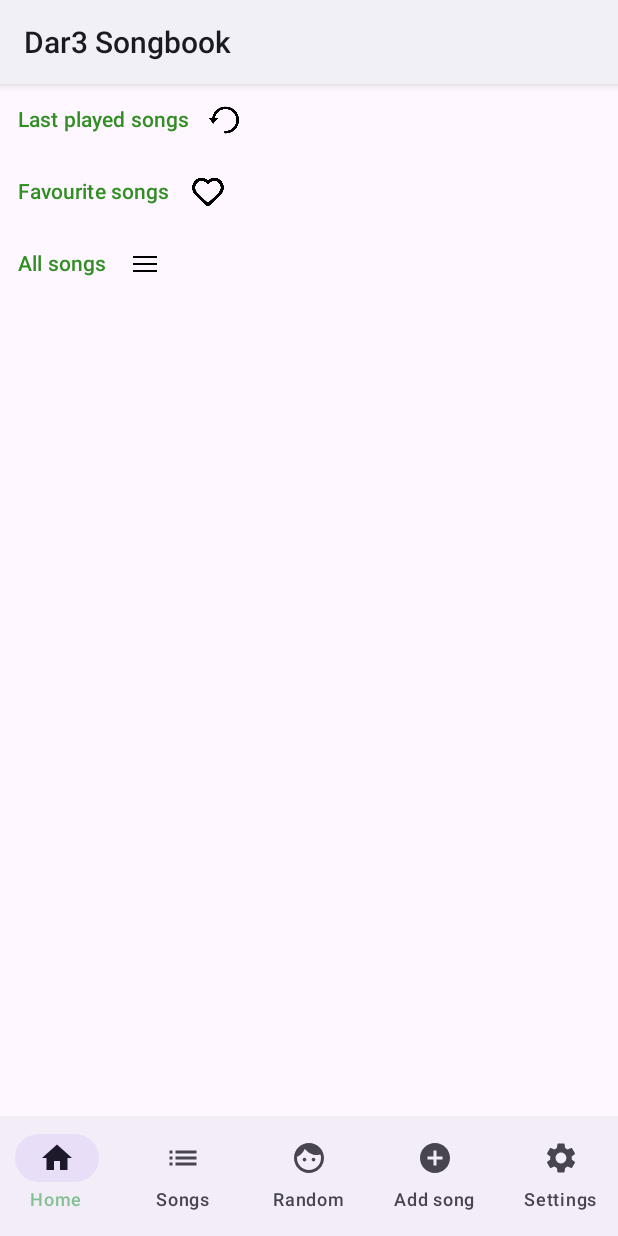
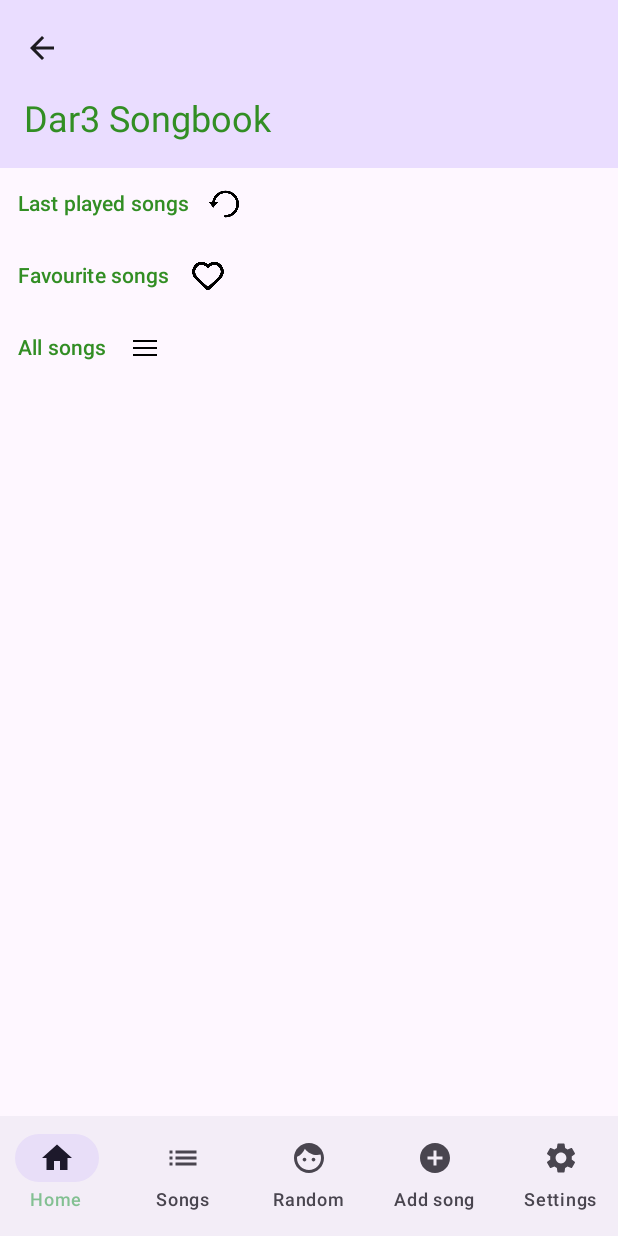
Before and after one commit to dar3/Songbook-Beta, an Android app built with Jetpack Compose: the screen it shows after launch (MainActivity), on a phone screen of 412 x 824 dp. Run offline under Robolectric (Android 15) with nearby library versions, the phone set to English and light mode, and no system bars.

Commit message:
Added TopBar

```diff
--- a/app/src/main/java/com/dar3/songbookbeta/screens/main/MainActivity.kt
+++ b/app/src/main/java/com/dar3/songbookbeta/screens/main/MainActivity.kt
@@ -10,13 +10,26 @@ import androidx.activity.enableEdgeToEdge
 import androidx.activity.viewModels
 import androidx.compose.foundation.layout.Box
 import androidx.compose.foundation.layout.padding
+import androidx.compose.material.icons.Icons
+import androidx.compose.material.icons.automirrored.filled.ArrowBack
+import androidx.compose.material3.ExperimentalMaterial3Api
+import androidx.compose.material3.Icon
+import androidx.compose.material3.IconButton
+import androidx.compose.material3.MaterialTheme
+import androidx.compose.material3.MediumTopAppBar
 import androidx.compose.material3.Scaffold
+import androidx.compose.material3.Text
+import androidx.compose.material3.TopAppBarDefaults
+import androidx.compose.material3.rememberTopAppBarState
 import androidx.compose.ui.Modifier
+import androidx.compose.ui.input.nestedscroll.nestedScroll
+import androidx.compose.ui.text.style.TextOverflow
 import androidx.core.animation.doOnEnd
 import androidx.core.splashscreen.SplashScreen.Companion.installSplashScreen
 import androidx.navigation.compose.NavHost
 import androidx.navigation.compose.composable
 import androidx.navigation.compose.rememberNavController
+import com.dar3.songbookbeta.R
 import com.dar3.songbookbeta.screens.AddSongScreen
 import com.dar3.songbookbeta.screens.FavouriteSongsScreen
 import com.dar3.songbookbeta.screens.LastSongsScreen
@@ -31,9 +44,9 @@ class MainActivity : ComponentActivity() {
 
     private val viewModel by viewModels<MainViewModel>()
 
+    @OptIn(ExperimentalMaterial3Api::class)
     override fun onCreate(savedInstanceState: Bundle?) {
         super.onCreate(savedInstanceState)
-        enableEdgeToEdge()
 
         // region Splash screen
         installSplashScreen().apply {
@@ -68,14 +81,44 @@ class MainActivity : ComponentActivity() {
                 zoomY.start()
             }
         }
+        enableEdgeToEdge()
+
         // endregion
 
         // region Main content
         setContent {
             SongbookBetaTheme {
                 val navController = rememberNavController()
+                val scrollBehavior = TopAppBarDefaults.exitUntilCollapsedScrollBehavior(rememberTopAppBarState())
+                Scaffold(
+                    modifier = Modifier.nestedScroll(scrollBehavior.nestedScrollConnection),
+                    topBar = {
+                        MediumTopAppBar(
+                            colors = TopAppBarDefaults.topAppBarColors(
+                                containerColor = MaterialTheme.colorScheme.primaryContainer,
+                                titleContentColor = MaterialTheme.colorScheme.primary,
+                            ),
+                            title = {
+                                Text(
+                                    getString(R.string.app_name),
+                                    maxLines = 1,
+                                    overflow = TextOverflow.Ellipsis
+                                )
+                            },
+                            navigationIcon = {
+                                IconButton(onClick = {  navController.navigateUp()}) {
+                                    Icon(
+                                        imageVector = Icons.AutoMirrored.Filled.ArrowBack,
+                                        contentDescription = "Localized description"
+                                    )
+                                }
+                            },
 
-                Scaffold(
+                            scrollBehavior = scrollBehavior
+                        )
+                    },
+
+
                     bottomBar = {
                         BottomNavigationBar(navController)
                     },
```
